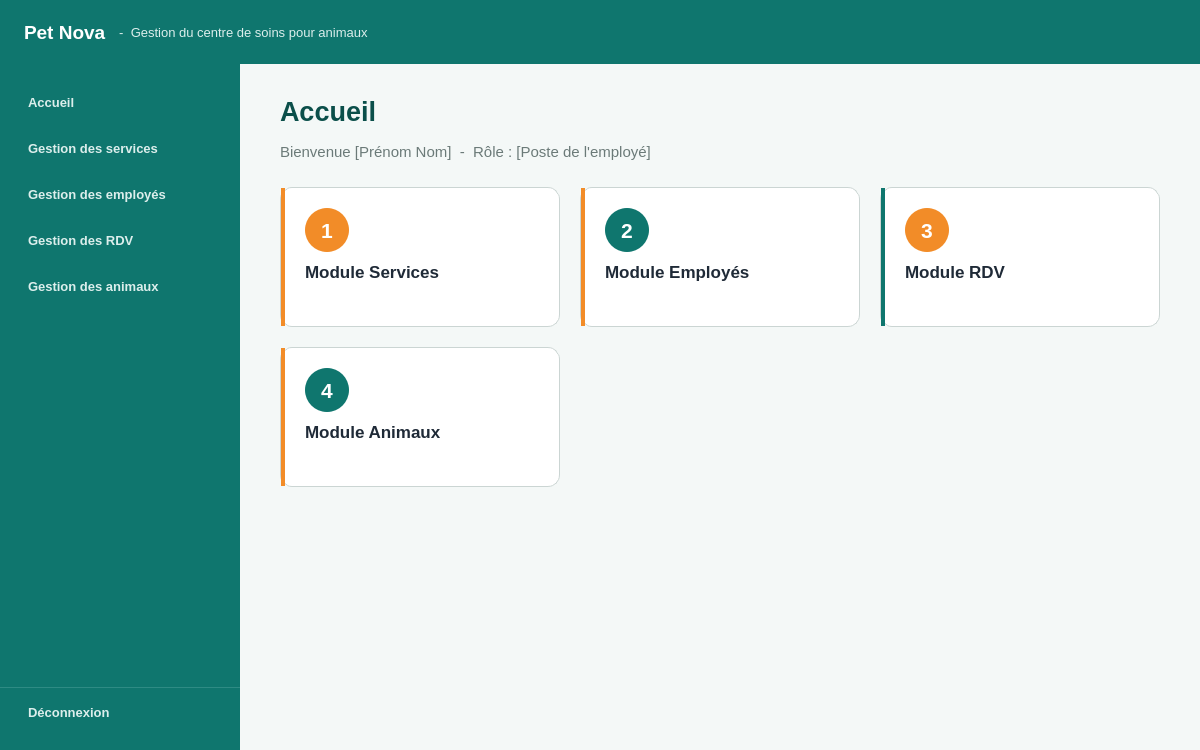
Above: gsmartpetcare.ui from Ouakaf-Aziz/Smart-Pet-Care-Center-Management before the change. Below: the same form after it.
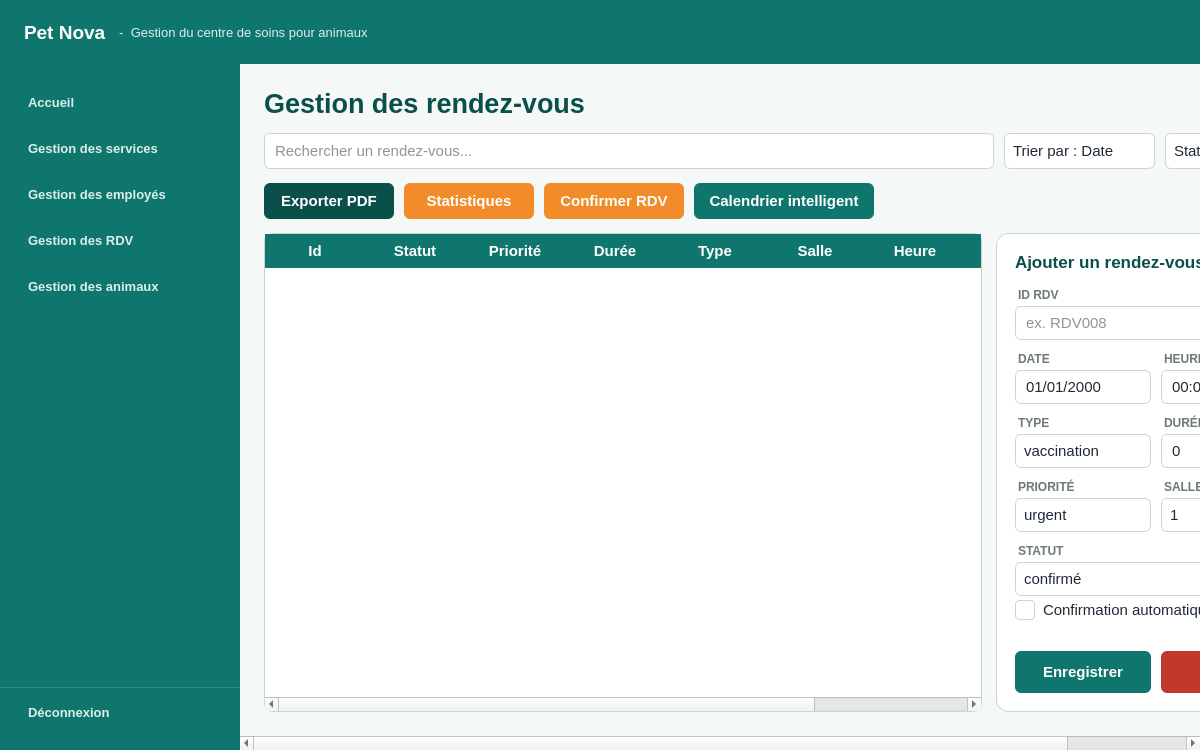
That is the form after the change. The open tabs and pages were chosen to show the change. Icons and pictures are not drawn.

```diff
--- a/gsmartpetcare.ui
+++ b/gsmartpetcare.ui
@@ -1916,6 +1916,223 @@
           </layout>
          </widget>
              </widget>
+             <widget class="QScrollArea" name="scrollRDV"><property name="frameShape"><enum>QFrame::Shape::NoFrame</enum></property><property name="widgetResizable"><bool>true</bool></property><widget class="QWidget" name="pageRDV"><property name="minimumSize"><size><width>1100</width><height>0</height></size></property><property name="styleSheet"><string notr="true">QWidget {
+            font-family: "Arial";
+            font-size: 11pt;
+            color: #1F2A37;
+        }
+        #pageRDV {
+            background-color: #F4F8F7;
+        }
+        #labelTitrePageRdv {
+            font-size: 20pt;
+            font-weight: bold;
+            color: #0B4F4A;
+        }
+        QLineEdit, QComboBox, QPlainTextEdit, QDateEdit, QTimeEdit, QSpinBox {
+            background-color: #FFFFFF;
+            border: 1px solid #CBD5D3;
+            border-radius: 6px;
+            padding: 5px 8px;
+        }
+        QLineEdit:focus, QComboBox:focus, QPlainTextEdit:focus, QDateEdit:focus, QTimeEdit:focus, QSpinBox:focus {
+            border: 2px solid #0F766E;
+        }
+        QLineEdit:read-only {
+            background-color: #EAF2F1;
+            color: #5C6B69;
+        }
+        QComboBox::drop-down {
+            border: none;
+            width: 24px;
+        }
+        QComboBox QAbstractItemView {
+            background-color: #FFFFFF;
+            border: 1px solid #CBD5D3;
+            selection-background-color: #CDEAE6;
+            selection-color: #1F2A37;
+            outline: none;
+        }
+        QCheckBox {
+            spacing: 8px;
+        }
+        QCheckBox::indicator {
+            width: 18px;
+            height: 18px;
+            border: 1px solid #CBD5D3;
+            border-radius: 4px;
+            background-color: #FFFFFF;
+        }
+        QCheckBox::indicator:checked {
+            background-color: #0F766E;
+            border: 1px solid #0F766E;
+        }
+        QScrollBar:vertical {
+            background: #F4F8F7;
+            width: 10px;
+            margin: 2px;
+        }
+        QScrollBar::handle:vertical {
+            background: #CBD5D3;
+            border-radius: 5px;
+            min-height: 24px;
+        }
+        QScrollBar::handle:vertical:hover {
+            background: #9AA6A4;
+        }
+        QScrollBar::add-line:vertical, QScrollBar::sub-line:vertical {
+            height: 0px;
+        }
+        #btnModifierLigne {
+            background-color: #2F6FB3;
+            color: #FFFFFF;
+            font-size: 10pt;
+            font-weight: bold;
+            border: none;
+            border-radius: 6px;
+            padding: 0 12px;
+        }
+        #btnModifierLigne:hover { background-color: #255A93; }
+        #btnSupprimerLigne {
+            background-color: #C0392B;
+            color: #FFFFFF;
+            font-size: 10pt;
+            font-weight: bold;
+            border: none;
+            border-radius: 6px;
+            padding: 0 12px;
+        }
+        #btnSupprimerLigne:hover { background-color: #A5311F; }
+        #pushButtonStatistiquesRdv {
+            background-color: #F28C28;
+            color: #FFFFFF;
+            font-weight: bold;
+            border: none;
+            border-radius: 6px;
+        }
+        #pushButtonStatistiquesRdv:hover { background-color: #E07B16; }
+        #pushButtonExporterPdfRdv {
+            background-color: #0B4F4A;
+            color: #FFFFFF;
+            font-weight: bold;
+            border: none;
+            border-radius: 6px;
+        }
+        #pushButtonExporterPdfRdv:hover { background-color: #083E3A; }
+        #pushButtonEnregistrerRdv {
+            background-color: #0F766E;
+            color: #FFFFFF;
+            font-size: 11pt;
+            font-weight: bold;
+            border: none;
+            border-radius: 6px;
+        }
+        #pushButtonEnregistrerRdv:hover { background-color: #0C5F58; }
+        #pushButtonAnnulerRdv {
+            background-color: #C0392B;
+            color: #FFFFFF;
+            font-size: 11pt;
+            font-weight: bold;
+            border: none;
+            border-radius: 6px;
+        }
+        #pushButtonAnnulerRdv:hover { background-color: #A5311F; }
+        #pushButtonCalendrierRdv {
+            background-color: #0F766E;
+            color: #FFFFFF;
+            font-weight: bold;
+            border: none;
+            border-radius: 6px;
+        }
+        #pushButtonCalendrierRdv:hover { background-color: #0C5F58; }
+        #frameDetailRdv {
+            background-color: #FFFFFF;
+            border: 1px solid #CBD5D3;
+            border-radius: 12px;
+        }
+        #labelDetailTitreRdv {
+            font-size: 13pt;
+            font-weight: bold;
+            color: #0B4F4A;
+        }
+        #labelChampIdRdv, #labelChampDateRdv, #labelChampHeureRdv, #labelChampTypeRdv, #labelChampDureeRdv, #labelChampPrioriteRdv, #labelChampSalleRdv, #labelChampStatutRdv {
+            font-size: 9pt;
+            font-weight: bold;
+            color: #6B7A78;
+        }
+        QTableWidget {
+            background-color: #FFFFFF;
+            border: 1px solid #CBD5D3;
+            border-radius: 8px;
+            gridline-color: #E3EAE9;
+        }
+        QHeaderView::section {
+            background-color: #0F766E;
+            color: #FFFFFF;
+            font-weight: bold;
+            padding: 6px 4px;
+            border: none;
+        }
+        QTableWidget::item {
+            padding: 4px;
+        }
+        QTableWidget::item:selected {
+            background-color: #CDEAE6;
+            color: #1F2A37;
+        }
+        #pushButtonConfirmerRdv {
+            background-color: #F28C28;
+            color: #FFFFFF;
+            font-weight: bold;
+            border: none;
+            border-radius: 6px;
+        }
+        #pushButtonConfirmerRdv:hover { background-color: #E07B16; }
+        #labelChampIdRdv, #labelChampDateRdv, #labelChampHeureRdv, #labelChampTypeRdv,
+        #labelChampDureeRdv, #labelChampPrioriteRdv, #labelChampSalleRdv, #labelChampStatutRdv {
+            padding-top: 8px;
+        }
+        QDateEdit::drop-down {
+            border: none;
+            width: 24px;
+        }
+        QDateEdit::down-arrow, QComboBox::down-arrow {
+            image: url(:/images/arrow_down.png);
+            width: 9px;
+            height: 6px;
+        }
+        QSpinBox, QTimeEdit {
+            padding-right: 22px;
+        }
+        QSpinBox::up-button, QTimeEdit::up-button {
+            subcontrol-origin: border;
+            subcontrol-position: top right;
+            width: 20px;
+            border: none;
+        }
+        QSpinBox::down-button, QTimeEdit::down-button {
+            subcontrol-origin: border;
+            subcontrol-position: bottom right;
+            width: 20px;
+            border: none;
+        }
+        QSpinBox::up-arrow, QTimeEdit::up-arrow {
+            image: url(:/images/arrow_up.png);
+            width: 9px;
+            height: 6px;
+        }
+        QSpinBox::down-arrow, QTimeEdit::down-arrow {
+            image: url(:/images/arrow_down.png);
+            width: 9px;
+            height: 6px;
+        }
+        #tableWidgetRdv {
+            font-size: 10pt;
+        }
+        #tableWidgetRdv #btnModifierLigne, #tableWidgetRdv #btnSupprimerLigne {
+            font-size: 9pt;
+            padding: 0 6px;
+        }</string></property><layout class="QVBoxLayout" name="verticalLayoutRootRdv"><property name="spacing"><number>14</number></property><property name="leftMargin"><number>24</number></property><property name="topMargin"><number>24</number></property><property name="rightMargin"><number>24</number></property><property name="bottomMargin"><number>24</number></property><item><layout class="QHBoxLayout" name="horizontalLayoutEnteteRdv"><property name="spacing"><number>18</number></property><item><widget class="QLabel" name="labelTitrePageRdv"><property name="text"><string>Gestion des rendez-vous</string></property></widget></item><item><spacer name="spacerEnteteRdv"><property name="orientation"><enum>Qt::Orientation::Horizontal</enum></property><property name="sizeHint" stdset="0"><size><width>40</width><height>20</height></size></property></spacer></item></layout></item><item><layout class="QHBoxLayout" name="horizontalLayoutFiltresRdv"><property name="spacing"><number>10</number></property><item><widget class="QLineEdit" name="lineEditRechercheRdv"><property name="minimumSize"><size><width>0</width><height>36</height></size></property><property name="placeholderText"><string>Rechercher un rendez-vous...</string></property><property name="clearButtonEnabled"><bool>true</bool></property></widget></item><item><widget class="QComboBox" name="comboBoxTriRdv"><property name="minimumSize"><size><width>0</width><height>36</height></size></property><item><property name="text"><string>Trier par : Date</string></property></item><item><property name="text"><string>Trier par : Heure</string></property></item></widget></item><item><widget class="QComboBox" name="comboBoxFiltreStatutRdv"><property name="minimumSize"><size><width>0</width><height>36</height></size></property><item><property name="text"><string>Statut : Tous</string></property></item><item><property name="text"><string>Statut : confirmé</string></property></item><item><property name="text"><string>Statut : annulé</string></property></item></widget></item></layout></item><item><layout class="QHBoxLayout" name="horizontalLayoutBoutonsRdv"><property name="spacing"><number>10</number></property><item><widget class="QPushButton" name="pushButtonExporterPdfRdv"><property name="minimumSize"><size><width>130</width><height>36</height></size></property><property name="cursor"><cursorShape>PointingHandCursor</cursorShape></property><property name="text"><string>Exporter PDF</string></property></widget></item><item><widget class="QPushButton" name="pushButtonStatistiquesRdv"><property name="minimumSize"><size><width>130</width><height>36</height></size></property><property name="cursor"><cursorShape>PointingHandCursor</cursorShape></property><property name="text"><string>Statistiques</string></property></widget></item><item><widget class="QPushButton" name="pushButtonConfirmerRdv"><property name="minimumSize"><size><width>140</width><height>36</height></size></property><property name="cursor"><cursorShape>PointingHandCursor</cursorShape></property><property name="text"><string>Confirmer RDV</string></property></widget></item><item><widget class="QPushButton" name="pushButtonCalendrierRdv"><property name="minimumSize"><size><width>180</width><height>36</height></size></property><property name="cursor"><cursorShape>PointingHandCursor</cursorShape></property><property name="text"><string>Calendrier intelligent</string></property></widget></item><item><spacer name="spacerBoutonsRdv"><property name="orientation"><enum>Qt::Orientation::Horizontal</enum></property><property name="sizeHint" stdset="0"><size><width>40</width><height>20</height></size></property></spacer></item></layout></item><item><layout class="QHBoxLayout" name="horizontalLayoutContenuRdv"><property name="spacing"><number>14</number></property><item><widget class="QTableWidget" name="tableWidgetRdv"><property name="editTriggers"><set>QAbstractItemView::EditTrigger::NoEditTriggers</set></property><property name="alternatingRowColors"><bool>true</bool></property><property name="selectionMode"><enum>QAbstractItemView::SelectionMode::SingleSelection</enum></property><property name="selectionBehavior"><enum>QAbstractItemView::SelectionBehavior::SelectRows</enum></property><property name="showGrid"><bool>true</bool></property><property name="sortingEnabled"><bool>false</bool></property><attribute name="horizontalHeaderDefaultSectionSize"><number>100</number></attribute><attribute name="horizontalHeaderMinimumSectionSize"><number>40</number></attribute><attribute name="horizontalHeaderStretchLastSection"><bool>false</bool></attribute><attribute name="verticalHeaderDefaultSectionSize"><number>46</number></attribute><attribute name="verticalHeaderVisible"><bool>false</bool></attribute><column><property name="text"><string>Id</string></property></column><column><property name="text"><string>Statut</string></property></column><column><property name="text"><string>Priorité</string></property></column><column><property name="text"><string>Durée</string></property></column><column><property name="text"><string>Type</string></property></column><column><property name="text"><string>Salle</string></property></column><column><property name="text"><string>Heure</string></property></column><column><property name="text"><string>Date</string></property></column><column><property name="text"><string>Actions</string></property></column></widget></item><item><widget class="QFrame" name="frameDetailRdv"><property name="minimumSize"><size><width>320</width><height>0</height></size></property><property name="maximumSize"><size><width>340</width><height>16777215</height></size></property><layout class="QVBoxLayout" name="verticalLayoutDetailRdv" stretch="0,0,1,0"><property name="spacing"><number>8</number></property><property name="leftMargin"><number>18</number></property><property name="topMargin"><number>18</number></property><property name="rightMargin"><number>18</number></property><property name="bottomMargin"><number>18</number></property><item><widget class="QLabel" name="labelDetailTitreRdv"><property name="text"><string>Ajouter un rendez-vous</string></property></widget></item><item><layout class="QGridLayout" name="gridLayoutFormRdv"><property name="horizontalSpacing"><number>10</number></property><property name="verticalSpacing"><number>4</number></property><item row="0" column="0" colspan="2"><widget class="QLabel" name="labelChampIdRdv"><property name="text"><string>ID RDV</string></property></widget></item><item row="1" column="0" colspan="2"><widget class="QLineEdit" name="lineEditIdRdv"><property name="minimumSize"><size><width>0</width><height>34</height></size></property><property name="placeholderText"><string>ex. RDV008</string></property></widget></item><item row="2" column="0"><widget class="QLabel" name="labelChampDateRdv"><property name="text"><string>DATE</string></property></widget></item><item row="2" column="1"><widget class="QLabel" name="labelChampHeureRdv"><property name="text"><string>HEURE</string></property></widget></item><item row="3" column="0"><widget class="QDateEdit" name="dateEditRdv"><property name="minimumSize"><size><width>0</width><height>34</height></size></property><property name="calendarPopup"><bool>true</bool></property><property name="displayFormat"><string>dd/MM/yyyy</string></property></widget></item><item row="3" column="1"><widget class="QTimeEdit" name="timeEditRdv"><property name="minimumSize"><size><width>0</width><height>34</height></size></property><property name="displayFormat"><string>HH:mm</string></property></widget></item><item row="4" column="0"><widget class="QLabel" name="labelChampTypeRdv"><property name="text"><string>TYPE</string></property></widget></item><item row="4" column="1"><widget class="QLabel" name="labelChampDureeRdv"><property name="text"><string>DURÉE (MIN)</string></property></widget></item><item row="5" column="0"><widget class="QComboBox" name="comboBoxTypeRdv"><property name="minimumSize"><size><width>0</width><height>34</height></size></property><item><property name="text"><string>vaccination</string></property></item><item><property name="text"><string>toilettage</string></property></item><item><property name="text"><string>controle</string></property></item><item><property name="text"><string>consultation</string></property></item></widget></item><item row="5" column="1"><widget class="QSpinBox" name="spinBoxDureeRdv"><property name="minimumSize"><size><width>0</width><height>34</height></size></property><property name="maximum"><number>600</number></property></widget></item><item row="6" column="0"><widget class="QLabel" name="labelChampPrioriteRdv"><property name="text"><string>PRIORITÉ</string></property></widget></item><item row="6" column="1"><widget class="QLabel" name="labelChampSalleRdv"><property name="text"><string>SALLE</string></property></widget></item><item row="7" column="0"><widget class="QComboBox" name="comboBoxPrioriteRdv"><property name="minimumSize"><size><width>0</width><height>34</height></size></property><item><property name="text"><string>urgent</string></property></item><item><property name="text"><string>trés urgent</string></property></item><item><property name="text"><string></string></property></item></widget></item><item row="7" column="1"><widget class="QComboBox" name="comboBoxSalleRdv"><property name="minimumSize"><size><width>0</width><height>34</height></size></property><item><property name="text"><string>1</string></property></item><item><property name="text"><string>2</string></property></item></widget></item><item row="8" column="0" colspan="2"><widget class="QLabel" name="labelChampStatutRdv"><property name="text"><string>STATUT</string></property></widget></item><item row="9" column="0" colspan="2"><widget class="QComboBox" name="comboBoxStatutRdv"><property name="minimumSize"><size><width>0</width><height>34</height></size></property><item><property name="text"><string>confirmé</string></property></item><item><property name="text"><string>annulé</string></property></item></widget></item><item row="10" column="0" colspan="2"><widget class="QCheckBox" name="checkBoxEmailRdv"><property name="text"><string>Confirmation automatique par e-mail</string></property></widget></item></layout></item><item><spacer name="spacerDetailRdv"><property name="orientation"><enum>Qt::Orientation::Vertical</enum></property><property name="sizeHint" stdset="0"><size><width>20</width><height>20</height></size></property></spacer></item><item><layout class="QHBoxLayout" name="horizontalLayoutActionsRdv"><property name="spacing"><number>10</number></property><item><widget class="QPushButton" name="pushButtonEnregistrerRdv"><property name="minimumSize"><size><width>0</width><height>42</height></size></property><property name="cursor"><cursorShape>PointingHandCursor</cursorShape></property><property name="text"><string>Enregistrer</string></property></widget></item><item><widget class="QPushButton" name="pushButtonAnnulerRdv"><property name="minimumSize"><size><width>0</width><height>42</height></size></property><property name="cursor"><cursorShape>PointingHandCursor</cursorShape></property><property name="text"><string>Annuler</string></property></widget></item></layout></item></layout></widget></item></layout></item></layout></widget></widget>
            </widget>
           </item>
          </layout>
```
Left out of the diff: 2 changed lines with no effect on the pictures.
